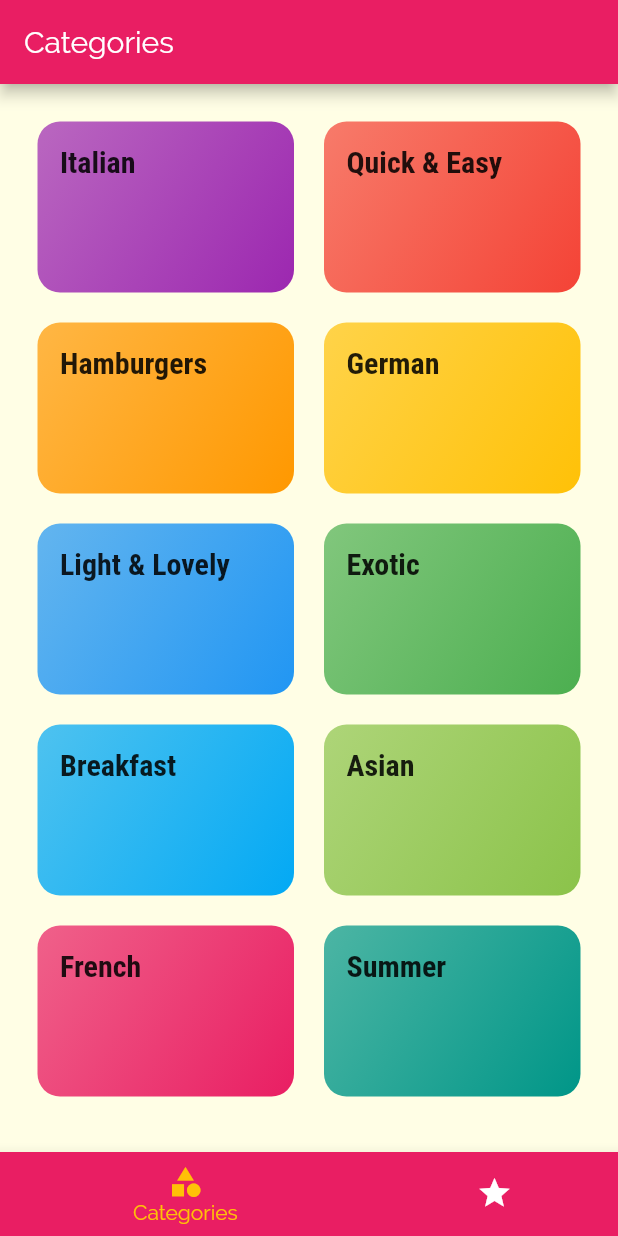
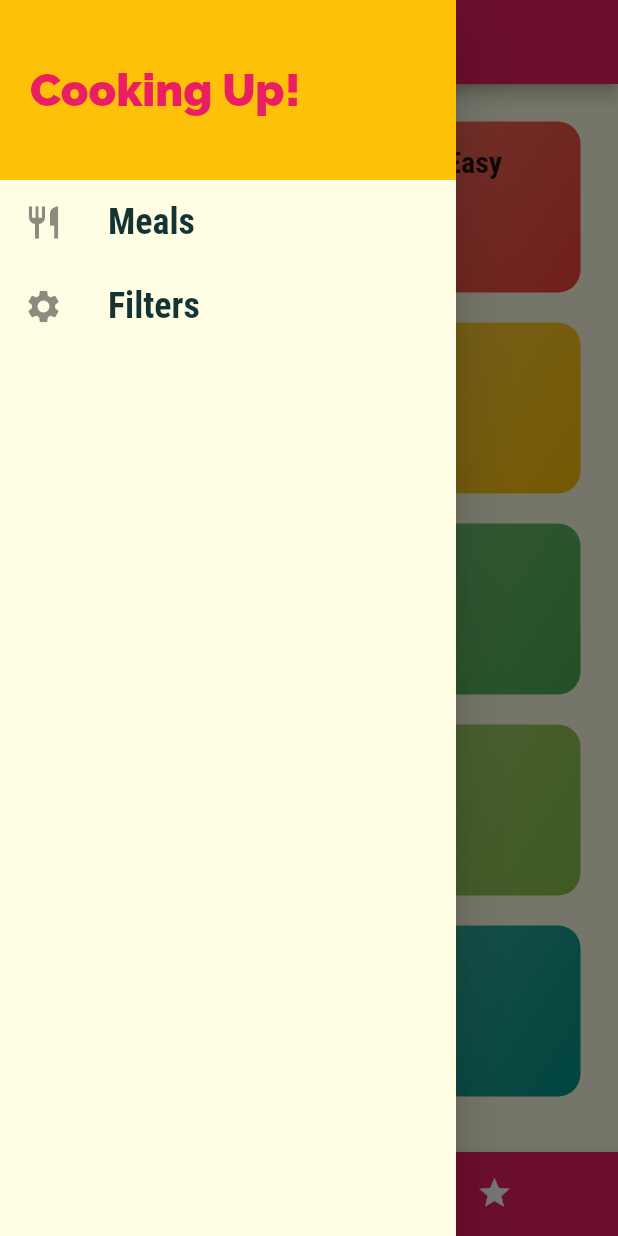
Before and after one commit to omar1413/recipes-flutter, a Flutter app: the screen it shows after launch, with the side drawer open (before the commit the screen has no drawer), on a phone screen of 412 x 824 dp. Run offline on Flutter 3.47's test engine with Material 2 defaults, Android fonts, the phone set to English and light mode, and no system bars.

Commit message:
add drawer

```diff
--- a/lib/src/screens/tabs_screen.dart
+++ b/lib/src/screens/tabs_screen.dart
@@ -1,5 +1,6 @@
 import 'package:flutter/material.dart';
 import 'package:recipes/src/screens/categories_screen.dart';
+import 'package:recipes/src/widgets/app_drawer.dart';
 import 'package:recipes/src/widgets/skeleton.dart';
 import 'favorites_screen.dart';
 
@@ -31,6 +32,7 @@ class _TabsScreenState extends State<TabsScreen> {
   @override
   Widget build(BuildContext context) {
     return Skeleton(
+      drawer: AppDrawer(),
       title: Text(_pages[_selectedIndex]['title']),
       body: _pages[_selectedIndex]['page'],
       bottomNavigationBar: BottomNavigationBar(
--- /dev/null
+++ b/lib/src/widgets/app_drawer.dart
@@ -0,0 +1,52 @@
+import 'package:flutter/material.dart';
+
+class AppDrawer extends StatelessWidget {
+  @override
+  Widget build(BuildContext context) {
+    return Drawer(
+      child: Column(
+        children: <Widget>[
+          buildHeader(context),
+          buildListTile('Meals', Icons.restaurant, onTap: () {}),
+          buildListTile('Filters', Icons.settings, onTap: () {}),
+        ],
+      ),
+    );
+  }
+
+  Widget buildHeader(BuildContext context) {
+    return Container(
+      color: Theme.of(context).accentColor,
+      height: 120,
+      width: double.infinity,
+      padding: const EdgeInsets.all(20.0),
+      alignment: Alignment.centerLeft,
+      child: Text(
+        'Cooking Up!',
+        style: TextStyle(
+          fontSize: 30.0,
+          fontWeight: FontWeight.w900,
+          color: Theme.of(context).primaryColor,
+        ),
+      ),
+    );
+  }
+
+  Widget buildListTile(String title, IconData icon, {Function onTap}) {
+    return ListTile(
+      onTap: onTap,
+      leading: Icon(
+        icon,
+        size: 26.0,
+      ),
+      title: Text(
+        title,
+        style: TextStyle(
+          fontFamily: 'RobotoCondensed',
+          fontWeight: FontWeight.bold,
+          fontSize: 24.0,
+        ),
+      ),
+    );
+  }
+}
--- a/lib/src/widgets/skeleton.dart
+++ b/lib/src/widgets/skeleton.dart
@@ -5,9 +5,15 @@ class Skeleton extends StatelessWidget {
   final Widget title;
   final PreferredSizeWidget bottom;
   final Widget bottomNavigationBar;
+  final Widget drawer;
 
   const Skeleton(
-      {Key key, this.body, this.title, this.bottom, this.bottomNavigationBar})
+      {Key key,
+      this.body,
+      this.title,
+      this.bottom,
+      this.bottomNavigationBar,
+      this.drawer})
       : super(key: key);
 
   @override
@@ -33,6 +39,7 @@ class Skeleton extends StatelessWidget {
               ),
             ),
       body: body,
+      drawer: drawer,
       bottomNavigationBar: bottomNavigationBar,
     );
   }
```
